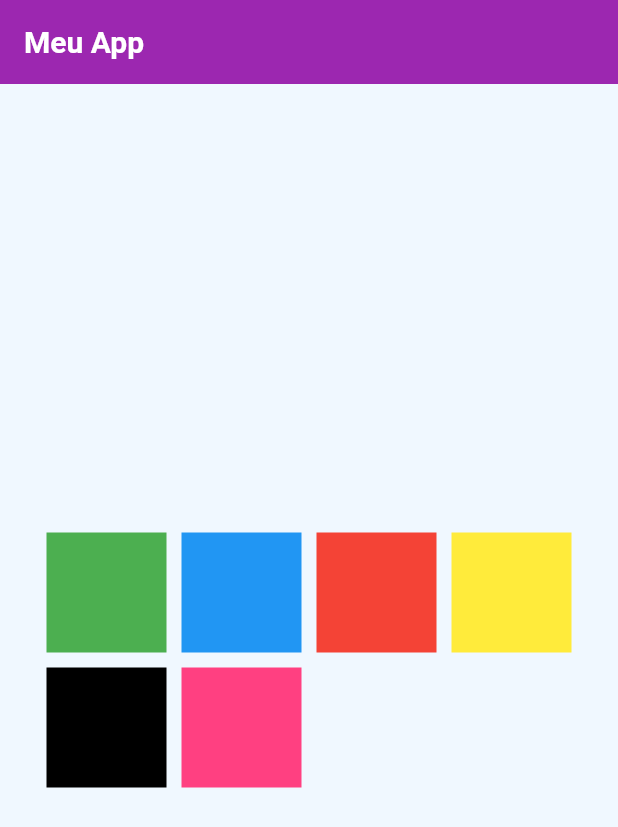
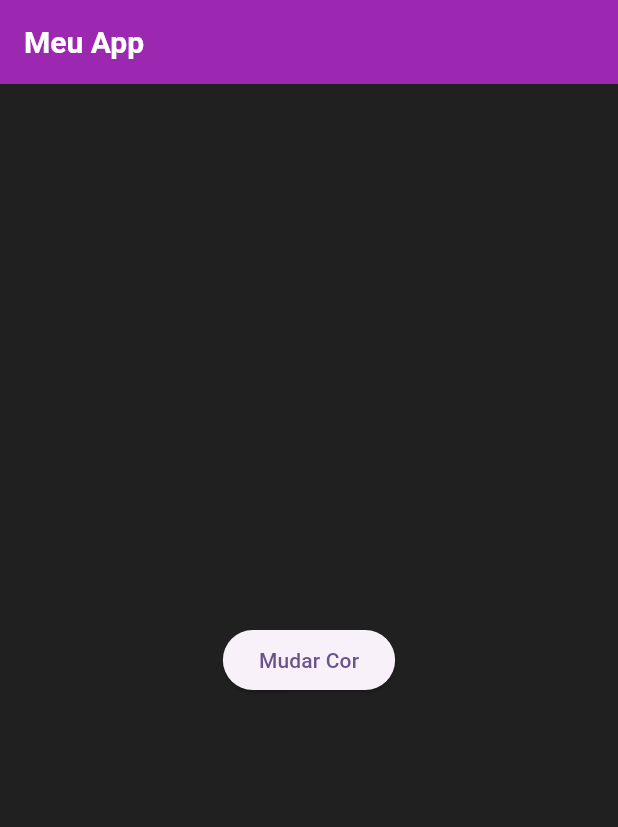
Before and after one commit to sabrina702/myapp, a Flutter app: the screen it shows after launch, on a phone screen of 412 x 824 dp. Shown: the top 827 px of the screen. Run offline on Flutter 3.47's test engine with Material 3 defaults, Android fonts, the phone set to English and light mode, and no system bars; our stand-ins replace google_fonts.

Commit message:
commit 6

```diff
--- a/lib/app.dart
+++ b/lib/app.dart
@@ -1,5 +1,5 @@
 import 'package:flutter/material.dart';
-import 'package:myapp/presentation/pages/wrap/home_page1.dart';
+import 'package:myapp/presentation/pages/setstate/home_page2.dart';
 
 class MyApp extends StatelessWidget {
   const MyApp({super.key});
--- /dev/null
+++ b/lib/presentation/pages/setstate/home_page2.dart
@@ -0,0 +1,43 @@
+import 'dart:math';
+
+import 'package:flutter/material.dart';
+import 'package:myapp/core/theme/colors.dart';
+import 'package:myapp/core/theme/text_styles.dart';
+
+class HomePage extends StatefulWidget {
+  const HomePage({super.key});
+
+  @override
+  State<HomePage> createState() => _MyWidgetState();
+}
+
+class _MyWidgetState extends State<HomePage> {
+  Color _backgroundColor = const Color.fromARGB(255, 32, 32, 32);
+
+  void _mudarCor(){
+    setState(() {
+       _backgroundColor = Color(
+        (Random().nextDouble() * 0xFFFFFF).toInt(),
+      ).withOpacity(1.0);
+    });
+  }
+
+  @override
+  Widget build(BuildContext context) {
+    return Scaffold(
+      appBar: AppBar(
+        backgroundColor: AppColors.primary,
+        title: Text('Meu App', style: TextStyles.appBarTitle),
+      ),
+      body: Container(
+        color: _backgroundColor,
+        child: Center(
+          child: ElevatedButton(
+            onPressed: _mudarCor,
+            child: Text('Mudar Cor'),
+          ),
+        ),
+      ),
+    );
+  }
+}
```
Also changed, not shown: lib/presentation/pages/setstate/home_page1.dart (added, +59 -0 lines).
